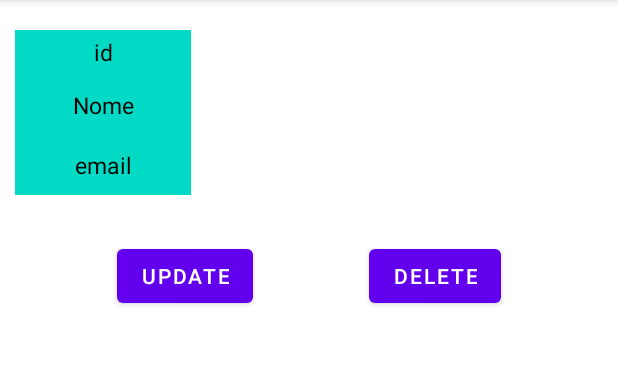
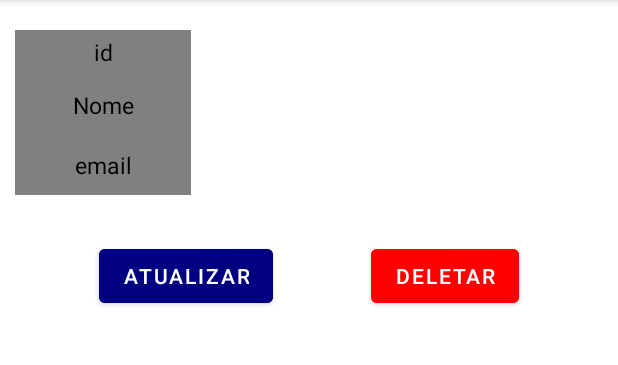
Before and after one commit to alvarengaricardo/crudFirebase, an Android app: the FriendDetailsActivity screen opened directly, with no data from a screen before it, on a phone screen of 412 x 824 dp, the part 84-449 px from its top. Run offline under Robolectric (Android 15) with nearby library versions, the phone set to English and light mode, and no system bars; our stand-ins replace Firebase (no records; nobody signed in at launch, a user with empty details on screens opened directly).

Commit message:
ajuste de mensagens e cores

```diff
--- a/app/src/main/java/com/example/crudfirebase/FetchingActivity.kt
+++ b/app/src/main/java/com/example/crudfirebase/FetchingActivity.kt
@@ -67,7 +67,7 @@ class FetchingActivity : AppCompatActivity() {
                     friendRecyclerView.visibility = View.VISIBLE
                     tvLoadingData.visibility = View.GONE
                 } else {
-                    Toast.makeText(applicationContext, "Banco de dados vazio!", Toast.LENGTH_SHORT)
+                    Toast.makeText(applicationContext, R.string.banco_vazio, Toast.LENGTH_SHORT)
                         .show()
                     TimeUnit.SECONDS.sleep(1)
                     finish()
--- a/app/src/main/java/com/example/crudfirebase/FriendDetailsActivity.kt
+++ b/app/src/main/java/com/example/crudfirebase/FriendDetailsActivity.kt
@@ -59,7 +59,7 @@ class FriendDetailsActivity : AppCompatActivity() {
         val mTask = dbRef.removeValue()
 
         mTask.addOnSuccessListener {
-            Toast.makeText(this, "Dados deletados!", Toast.LENGTH_LONG).show()
+            Toast.makeText(this, R.string.dados_deletados, Toast.LENGTH_LONG).show()
 
             val intent = Intent(this, FetchingActivity::class.java)
             finish()
@@ -99,7 +99,7 @@ class FriendDetailsActivity : AppCompatActivity() {
                 etEmail.text.toString()
             )
 
-            Toast.makeText(applicationContext, "Dados atualizados!", Toast.LENGTH_LONG).show()
+            Toast.makeText(applicationContext, R.string.dados_atualizados, Toast.LENGTH_LONG).show()
 
             //we are setting updated data to our textviews
             tvName.text = etName.text.toString()
--- a/app/src/main/java/com/example/crudfirebase/InsertionActivity.kt
+++ b/app/src/main/java/com/example/crudfirebase/InsertionActivity.kt
@@ -52,10 +52,10 @@ class InsertionActivity : AppCompatActivity() {
         if (flag) {
             dbRef.child(id).setValue(friend)
                 .addOnCompleteListener {
-                    Toast.makeText(this, "Dados inseridos com sucesso!", Toast.LENGTH_LONG).show()
+                    Toast.makeText(this, R.string.dados_inseridos, Toast.LENGTH_LONG).show()
                 }
         } else {
-            Toast.makeText(this, "Favor preencher todos os campos!", Toast.LENGTH_LONG).show()
+            Toast.makeText(this, R.string.preencher, Toast.LENGTH_LONG).show()
         }
     }
 }
--- a/app/src/main/res/layout/activity_friend_details.xml
+++ b/app/src/main/res/layout/activity_friend_details.xml
@@ -11,7 +11,8 @@
         android:layout_width="wrap_content"
         android:layout_height="wrap_content"
         android:layout_marginTop="30dp"
-        android:text="Update"
+        android:text="Atualizar"
+        android:backgroundTint="@color/navy_blue"
         app:layout_constraintEnd_toStartOf="@+id/btnDelete"
         app:layout_constraintHorizontal_bias="0.5"
         app:layout_constraintStart_toStartOf="parent"
@@ -22,7 +23,8 @@
         android:layout_width="wrap_content"
         android:layout_height="wrap_content"
         android:layout_marginTop="30dp"
-        android:text="Delete"
+        android:text="Deletar"
+        android:backgroundTint="@color/red"
         app:layout_constraintEnd_toEndOf="parent"
         app:layout_constraintHorizontal_bias="0.5"
         app:layout_constraintStart_toEndOf="@+id/btnUpdate"
@@ -51,7 +53,7 @@
                 android:layout_width="0dp"
                 android:layout_height="match_parent"
                 android:layout_weight="0.6"
-                android:background="@color/teal_200">
+                android:background="@color/gray">
 
                 <TextView
                     android:layout_width="match_parent"
@@ -95,7 +97,7 @@
                 android:layout_width="0dp"
                 android:layout_height="match_parent"
                 android:layout_weight="0.6"
-                android:background="@color/teal_200">
+                android:background="@color/gray">
 
                 <TextView
                     android:layout_width="match_parent"
@@ -138,7 +140,7 @@
                 android:layout_width="0dp"
                 android:layout_height="match_parent"
                 android:layout_weight="0.6"
-                android:background="@color/teal_200">
+                android:background="@color/gray">
 
                 <TextView
                     android:layout_width="match_parent"
--- a/app/src/main/res/layout/update_dialog.xml
+++ b/app/src/main/res/layout/update_dialog.xml
@@ -27,6 +27,7 @@
         android:layout_height="wrap_content"
         android:layout_gravity="center"
         android:layout_marginTop="20dp"
-        android:text="Update Data" />
+        android:text="Atualizar Dados"
+        android:backgroundTint="@color/army_green"/>
 
 </LinearLayout>
--- a/app/src/main/res/values/colors.xml
+++ b/app/src/main/res/values/colors.xml
@@ -8,4 +8,7 @@
     <color name="black">#FF000000</color>
     <color name="white">#FFFFFFFF</color>
     <color name="army_green">#454B1B</color>
+    <color name="red">#FF0000</color>
+    <color name="gray">#808080</color>
+    <color name="navy_blue">#000080</color>
 </resources>
--- a/app/src/main/res/values/strings.xml
+++ b/app/src/main/res/values/strings.xml
@@ -1,3 +1,8 @@
 <resources>
     <string name="app_name">crudFirebase</string>
+    <string name="banco_vazio">Banco de Dados vazio!</string>
+    <string name="dados_atualizados">Dados atualizados!</string>
+    <string name="dados_deletados">Dados deletados!</string>
+    <string name="dados_inseridos">Dados inseridos com sucesso!"</string>
+    <string name="preencher">Favor preencher todos os campos!</string>
 </resources>
```
